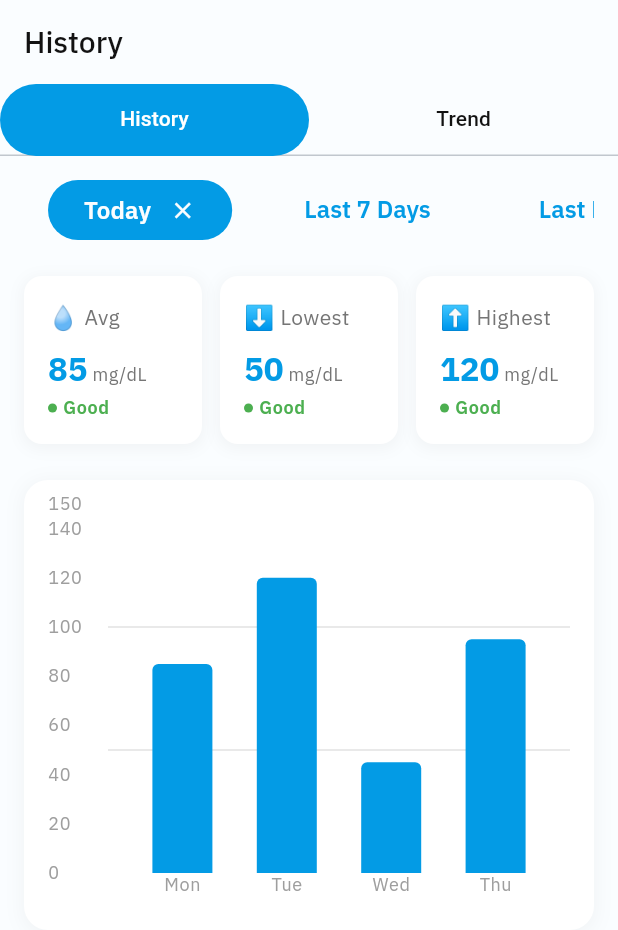
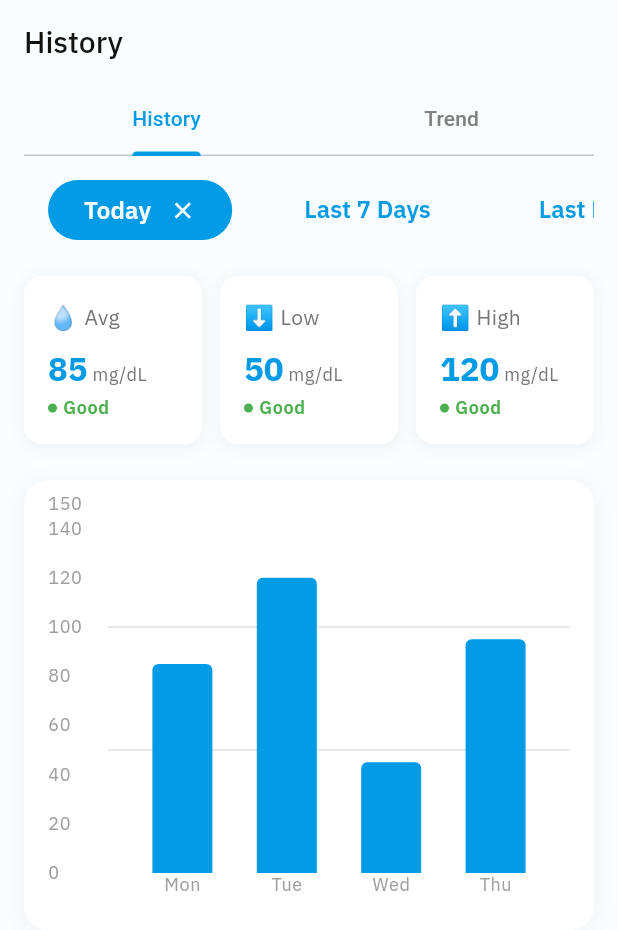
Before and after one commit to andy-ife/blood_glucose_monitor, a Flutter app: the HistoryPage screen opened directly, on a phone screen of 412 x 824 dp. Shown: the top 930 px of the screen. Run offline on Flutter 3.47's test engine with Material 3 defaults, Android fonts, the phone set to English and light mode, and no system bars; drawn by our look-alikes of fl_chart; our stand-ins replace flutter_svg.

Commit message:
Finish history screen

```diff
--- a/lib/pages/home/history.dart
+++ b/lib/pages/home/history.dart
@@ -35,18 +35,12 @@ class _HistoryPageState extends State<HistoryPage>
       appBar: AppBar(
         title: const Text('History'),
         bottom: TabBar(
+          padding: EdgeInsets.symmetric(horizontal: 16.0),
           controller: _tabController,
           tabs: const [
             Tab(text: 'History'),
             Tab(text: 'Trend'),
           ],
-          indicator: BoxDecoration(
-            borderRadius: BorderRadius.circular(25),
-            color: theme.colorScheme.primary,
-          ),
-          labelColor: Colors.white,
-          unselectedLabelColor: theme.colorScheme.onSurface,
-          indicatorSize: TabBarIndicatorSize.tab,
         ),
       ),
       body: TabBarView(
@@ -98,7 +92,7 @@ class _HistoryPageState extends State<HistoryPage>
                 Expanded(
                   child: _buildStatCard(
                     context,
-                    title: 'Lowest',
+                    title: 'Low',
                     value: '50',
                     unit: 'mg/dL',
                     status: 'Good',
@@ -110,7 +104,7 @@ class _HistoryPageState extends State<HistoryPage>
                 Expanded(
                   child: _buildStatCard(
                     context,
-                    title: 'Highest',
+                    title: 'High',
                     value: '120',
                     unit: 'mg/dL',
                     status: 'Good',
@@ -307,6 +301,8 @@ class _HistoryPageState extends State<HistoryPage>
           ),
           const SizedBox(height: 8),
           Text.rich(
+            maxLines: 1,
+            overflow: TextOverflow.ellipsis,
             TextSpan(
               children: [
                 TextSpan(
--- a/lib/pages/home/reminders.dart
+++ b/lib/pages/home/reminders.dart
@@ -28,7 +28,10 @@ class RemindersPage extends StatelessWidget {
       ),
       appBar: AppBar(title: Text('Reminders')),
       body: SingleChildScrollView(
+        child: Padding(
+          padding: const EdgeInsets.symmetric(horizontal: 16.0),
           child: Column(
+            crossAxisAlignment: CrossAxisAlignment.start,
             spacing: 16.0,
             children: [
               Text(
@@ -51,6 +54,7 @@ class RemindersPage extends StatelessWidget {
             ],
           ),
         ),
+      ),
     );
   }
 }
--- a/lib/widgets/button_group.dart
+++ b/lib/widgets/button_group.dart
@@ -51,7 +51,8 @@ class _BGMButtonGroupState extends State<BGMButtonGroup> {
                     print(_selected);
                     if (_selected.isEmpty) {
                       _selected.add(
-                        widget.initialSelection?.first ?? widget.values.first,
+                        widget.initialSelection?.firstOrNull ??
+                            widget.values.first,
                       );
                     }
                   });
```
Lines whose indentation alone changed are shown as unchanged.
